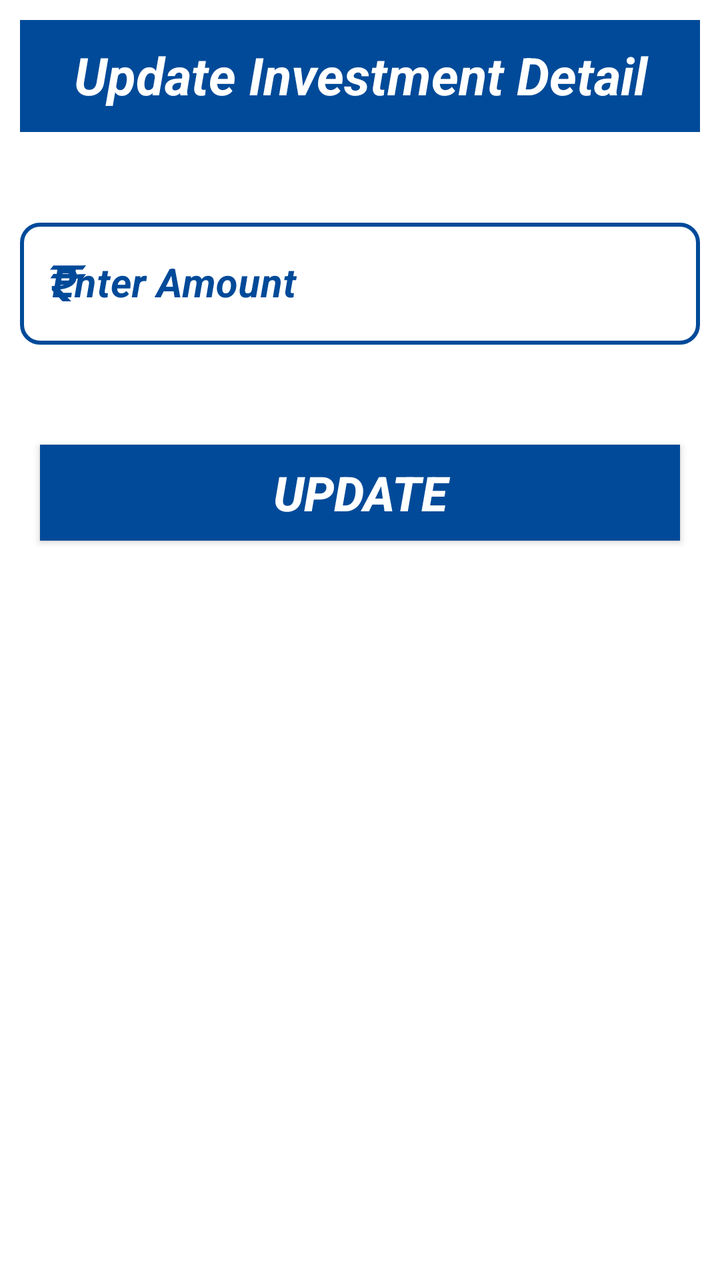
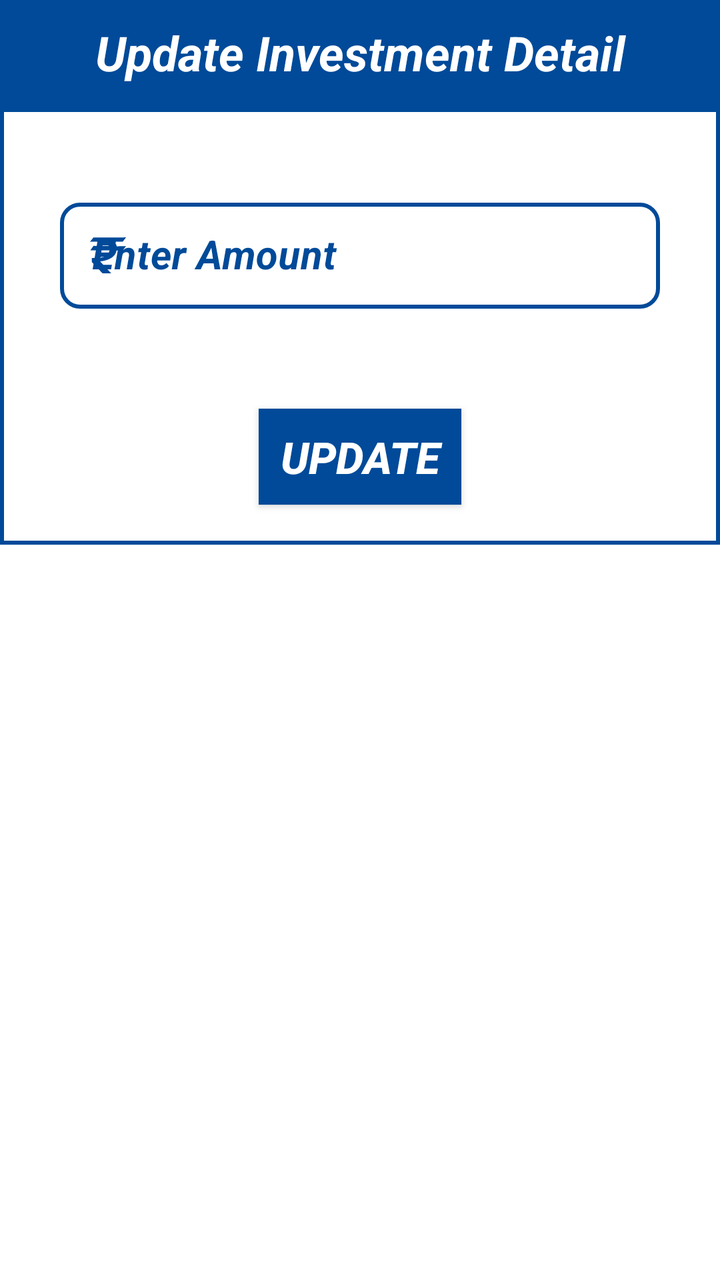

Before-and-after screenshots of an Android layout around one commit, followed by the original layout XML and the change that was made.
<!-- AndroidManifest.xml: application theme AppTheme -->
<!-- res/layout/investment_details_updater.xml -->
<?xml version="1.0" encoding="utf-8"?>
<ScrollView xmlns:android="http://schemas.android.com/apk/res/android"
    android:layout_width="match_parent"
    android:layout_height="match_parent">

    <LinearLayout xmlns:app="http://schemas.android.com/apk/res-auto"
        android:layout_width="match_parent"
        android:layout_height="wrap_content"
        android:background="@color/white"
        android:orientation="vertical"
        android:padding="10dp">

        <TextView
            android:layout_width="match_parent"
            android:layout_height="56dp"
            android:background="@color/background"
            android:text="@string/update_investment_detail"
            android:textColor="@color/white"
            android:textAlignment="center"
            android:paddingTop="10dp"
            android:textSize="26sp"
            android:textStyle="bold|italic" />

        <com.google.android.material.textfield.TextInputLayout
            android:id="@+id/investUpdateAmountLayout"
            style="@style/Widget.MaterialComponents.TextInputLayout.OutlinedBox"
            android:layout_width="match_parent"
            android:layout_height="wrap_content"
            android:layout_marginTop="40dp"
            android:layout_marginBottom="40dp"
            android:hint="@string/amount"
            android:textColorHint="@color/background"
            android:theme="@style/ThemeOverlay.AppTheme.TextInputEditText.Outlined"
            app:boxCornerRadiusBottomEnd="10dp"
            app:boxCornerRadiusBottomStart="10dp"
            app:boxCornerRadiusTopEnd="10dp"
            app:boxCornerRadiusTopStart="10dp"
            app:boxStrokeColor="@color/grey"
            app:boxStrokeWidth="2dp"
            app:boxStrokeWidthFocused="2dp"
            app:errorTextColor="@color/red"
            app:hintTextColor="@color/background"
            app:startIconDrawable="@drawable/ic_rupee"
            app:startIconTint="@color/background">

            <com.google.android.material.textfield.TextInputEditText
                android:id="@+id/investUpdateAmount"
                android:layout_width="match_parent"
                android:layout_height="wrap_content"
                android:imeOptions="actionSend"
                android:inputType="number"
                android:textColor="@color/background"
                android:textCursorDrawable="@drawable/color_cursor"
                android:textSize="20sp"
                android:textStyle="bold|italic" />
        </com.google.android.material.textfield.TextInputLayout>

        <androidx.appcompat.widget.AppCompatButton
            android:id="@+id/investUpdateBtn"
            android:layout_width="match_parent"
            android:layout_height="wrap_content"
            android:layout_margin="10dp"
            android:background="@color/background"
            android:text="@string/update"
            android:textColor="@color/white"
            android:textSize="24sp"
            android:textStyle="bold|italic" />

    </LinearLayout>
</ScrollView>
<!-- resources referenced by this layout -->
<resources>
  <color name="background">#004A99</color>
  <color name="grey">#808080</color>
  <color name="red">#FF0000</color>
  <color name="white">#FFFFFFFF</color>
  <!-- drawable color_cursor (drawable) -->
  <?xml version="1.0" encoding="utf-8"?>
  <shape xmlns:android="http://schemas.android.com/apk/res/android"
      android:shape="rectangle">
      <size android:width="2dp" />
      <solid android:color="@color/background" />
  </shape>
  <!-- drawable ic_rupee (drawable) -->
  <vector xmlns:android="http://schemas.android.com/apk/res/android"
      android:width="18dp"
      android:height="18dp"
      android:viewportWidth="169.76"
      android:viewportHeight="200.39">
      <path
          android:fillColor="@color/background"
          android:pathData="m99.017,250.33 l-90.577,-113.33 0.523,-22.46c42.51,2.93 75.559,-1.57 83.248,-41.78l-90.578,-0.52 14.66,-24.55 72.253,1.04c-11.009,-22.88 -41.286,-25.7 -88.484,-24.02l16.231,-24.03 153.41,-0.229 -15.184,23.731h-42.409c7.751,8.182 13.424,17.597 13.613,25.591l43.98,-0.522 -15.184,23.502 -29.32,0.522c-4.577,35.058 -36.787,55.815 -77.489,60.584l91.184,116.44 -39.874,0.022v0z"
          android:strokeWidth=".099084"
          android:strokeColor="@color/background" />
  </vector>
  <string name="amount">Enter Amount</string>
  <string name="update">Update</string>
  <string name="update_investment_detail">Update Investment Detail</string>
  <style name="ThemeOverlay.AppTheme.TextInputEditText.Outlined" parent="">
          <item name="colorControlActivated">@color/background</item>
      </style>
  <style name="AppTheme" parent="Theme.MaterialComponents.Light.DarkActionBar">
          
          
          
          <item name="colorPrimary">@color/background</item>
          <item name="colorPrimaryDark">@color/background</item>
          <item name="colorAccent">@color/background</item>
          
          <item name="colorSurface">@color/background</item>
          
          <item name="android:itemTextAppearance">@style/OptionsMenuStyle</item>
      </style>
  <style name="OptionsMenuStyle" parent="@style/TextAppearance.AppCompat.Widget.ActionBar.Title">
          <item name="android:textColor">@color/background</item>
          <item name="android:textStyle">italic|bold</item>
          <item name="android:textSize">15sp</item>
      </style>
</resources>

<!-- the commit's change to res/layout/investment_details_updater.xml (unified diff, before → after) -->
@@ -1,24 +1,24 @@
 <?xml version="1.0" encoding="utf-8"?>
 <ScrollView xmlns:android="http://schemas.android.com/apk/res/android"
+    xmlns:tools="http://schemas.android.com/tools"
     android:layout_width="match_parent"
     android:layout_height="match_parent">
 
     <LinearLayout xmlns:app="http://schemas.android.com/apk/res-auto"
         android:layout_width="match_parent"
         android:layout_height="wrap_content"
-        android:background="@color/white"
-        android:orientation="vertical"
-        android:padding="10dp">
+        android:background="@drawable/layout_border"
+        android:orientation="vertical">
 
         <TextView
             android:layout_width="match_parent"
             android:layout_height="56dp"
             android:background="@color/background"
+            android:paddingTop="10dp"
             android:text="@string/update_investment_detail"
+            android:textAlignment="center"
             android:textColor="@color/white"
-            android:textAlignment="center"
-            android:paddingTop="10dp"
-            android:textSize="26sp"
+            android:textSize="24sp"
             android:textStyle="bold|italic" />
 
         <com.google.android.material.textfield.TextInputLayout
@@ -29,6 +29,8 @@
             android:layout_marginTop="40dp"
             android:layout_marginBottom="40dp"
             android:hint="@string/amount"
+            android:paddingStart="30sp"
+            android:paddingEnd="30sp"
             android:textColorHint="@color/background"
             android:theme="@style/ThemeOverlay.AppTheme.TextInputEditText.Outlined"
             app:boxCornerRadiusBottomEnd="10dp"
@@ -57,14 +59,16 @@
 
         <androidx.appcompat.widget.AppCompatButton
             android:id="@+id/investUpdateBtn"
-            android:layout_width="match_parent"
+            android:layout_width="wrap_content"
             android:layout_height="wrap_content"
+            android:layout_gravity="center"
             android:layout_margin="10dp"
             android:background="@color/background"
-            android:text="@string/update"
+            android:text="  Update  "
             android:textColor="@color/white"
-            android:textSize="24sp"
-            android:textStyle="bold|italic" />
+            android:textSize="22sp"
+            android:textStyle="bold|italic"
+            tools:ignore="HardcodedText" />
 
     </LinearLayout>
 </ScrollView>
<!-- resource entries referenced after the edit -->
@@ -23,10 +23,18 @@
           android:strokeWidth=".099084"
           android:strokeColor="@color/background" />
   </vector>
+  <!-- drawable layout_border (drawable) -->
+  <?xml version="1.0" encoding="UTF-8"?>
+  <shape xmlns:android="http://schemas.android.com/apk/res/android"
+      android:shape="rectangle">
+      <padding android:bottom="10dp" />
+      <stroke
+          android:width="2dp"
+          android:color="@color/background" />
+  </shape>
   <string name="amount">Enter Amount</string>
-  <string name="update">Update</string>
   <string name="update_investment_detail">Update Investment Detail</string>
-  <style name="ThemeOverlay.AppTheme.TextInputEditText.Outlined" parent="">
+  <style name="ThemeOverlay.AppTheme.TextInputEditText.Outlined" parent="Widget.MaterialComponents.TextInputLayout.OutlinedBox.Dense">
           <item name="colorControlActivated">@color/background</item>
       </style>
   <style name="AppTheme" parent="Theme.MaterialComponents.Light.DarkActionBar">
